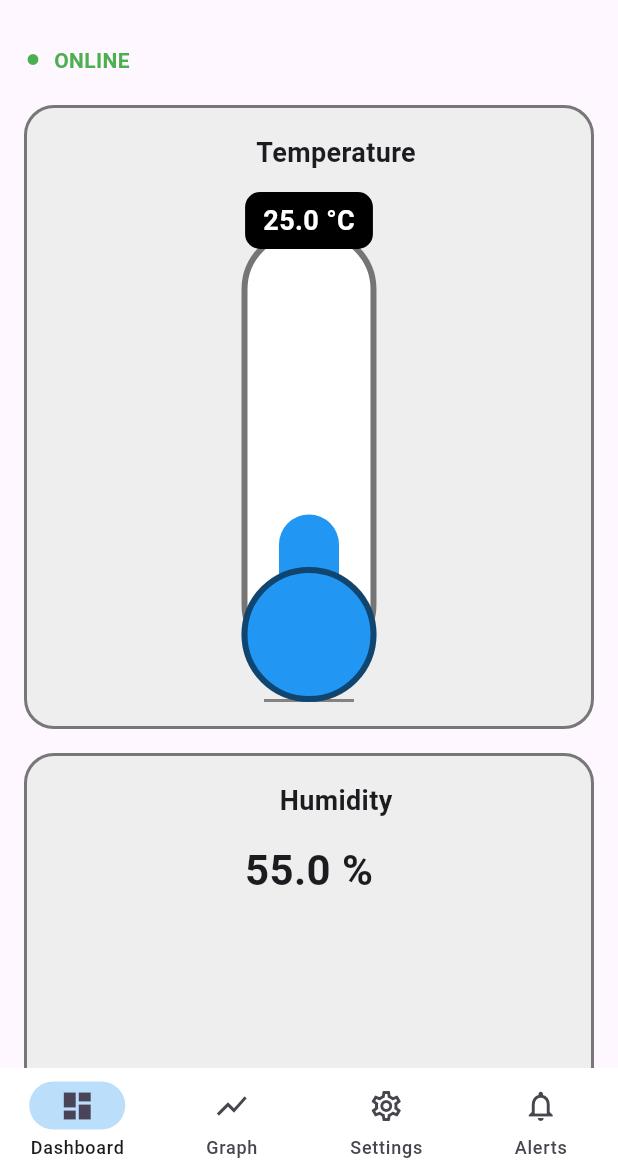
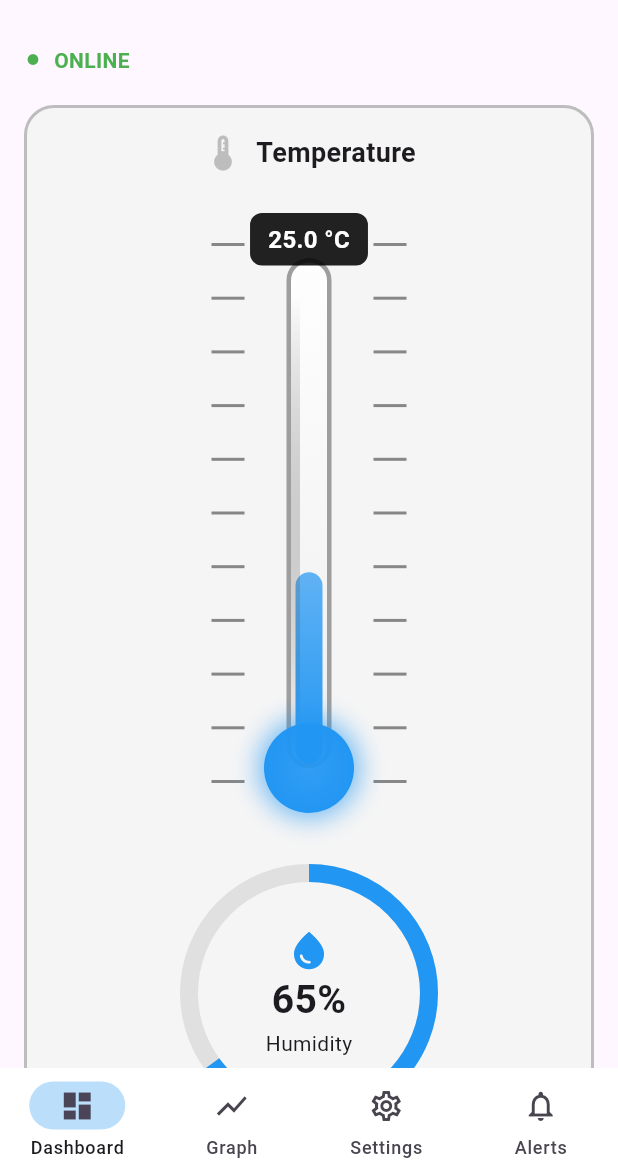
Before and after one commit to SaiMehtre/temp-humidity-monitor, a Flutter app: the screen it shows after launch, on a phone screen of 412 x 824 dp, the part 63-1236 px from its top. Run offline on Flutter 3.47's test engine with Material 3 defaults, Android fonts, the phone set to English and light mode, and no system bars; our stand-ins replace audioplayers, csv, fl_chart, flutter_local_notifications, flutter_riverpod, hive and 1 more; missing offline and left inert: excel; accounts and stored records are empty.

Commit message:
feat: implement animated SensorCard with thermometer and humidity gauge

```diff
--- a/lib/presentation/widgets/combined_chart.dart
+++ b/lib/presentation/widgets/combined_chart.dart
@@ -36,7 +36,6 @@ class CombinedBarChart extends ConsumerWidget {
 
     final yMax = (tempMax > humidityMax ? tempMax : humidityMax) * 1.2;
 
-    // Dynamic interval for X-axis labels
     int interval = 1;
     if (maxX > 20) interval = (maxX / 10).ceil();
     if (maxX > 50) interval = (maxX / 15).ceil();
@@ -46,11 +45,21 @@ class CombinedBarChart extends ConsumerWidget {
       child: BarChart(
         BarChartData(
           maxY: yMax,
+          minY: 0,
           gridData: FlGridData(show: true),
           borderData: FlBorderData(border: Border.all(color: Colors.grey)),
           titlesData: FlTitlesData(
             leftTitles: AxisTitles(
-              sideTitles: SideTitles(showTitles: true, interval: yMax / 5),
+              sideTitles: SideTitles(
+                showTitles: true,
+                interval: yMax / 5,
+                getTitlesWidget: (value, meta) {
+                  return Text(
+                    value.toInt().toString(), // ✅ force integers
+                    style: const TextStyle(fontSize: 10),
+                  );
+                },
+              ),
             ),
             bottomTitles: AxisTitles(
               sideTitles: SideTitles(
--- /dev/null
+++ b/lib/presentation/widgets/humidity_gauge.dart
@@ -0,0 +1,53 @@
+import 'dart:math';
+import 'package:flutter/material.dart';
+
+class HumidityGauge extends StatelessWidget {
+  final double humidity;
+
+  const HumidityGauge({
+    super.key,
+    required this.humidity,
+  });
+
+  @override
+  Widget build(BuildContext context) {
+    return SizedBox(
+      height: 180,
+      width: 180,
+      child: Stack(
+        alignment: Alignment.center,
+        children: [
+
+          /// Background Circle
+          SizedBox(
+            height: 160,
+            width: 160,
+            child: CircularProgressIndicator(
+              value: humidity / 100,
+              strokeWidth: 12,
+              backgroundColor: Colors.grey.shade300,
+              valueColor:
+                  const AlwaysStoppedAnimation<Color>(Colors.blue),
+            ),
+          ),
+
+          /// Value Text
+          Column(
+            mainAxisAlignment: MainAxisAlignment.center,
+            children: [
+              const Icon(Icons.water_drop, color: Colors.blue, size: 30),
+              Text(
+                "${humidity.toStringAsFixed(0)}%",
+                style: const TextStyle(
+                  fontSize: 26,
+                  fontWeight: FontWeight.bold,
+                ),
+              ),
+              const Text("Humidity")
+            ],
+          ),
+        ],
+      ),
+    );
+  }
+}
--- a/lib/presentation/widgets/sensor_card.dart
+++ b/lib/presentation/widgets/sensor_card.dart
@@ -1,7 +1,7 @@
 import 'package:flutter/material.dart';
-// import 'package:auto_size_text/auto_size_text.dart';
 import '../../data/models/alert_type.dart';
 import 'thermometer_tube.dart';
+import 'humidity_gauge.dart';
 
 class SensorCard extends StatefulWidget {
   final String title;
@@ -25,18 +25,23 @@ class _SensorCardState extends State<SensorCard>
     with SingleTickerProviderStateMixin {
 
   late AnimationController _controller;
+  late Animation<double> _scaleAnimation;
 
   @override
   void initState() {
     super.initState();
 
-    _controller = AnimationController(
+    this._controller = AnimationController(
       vsync: this,
       duration: const Duration(milliseconds: 800),
     );
 
-    if (widget.alertType != AlertType.normal) {
-      _controller.repeat(reverse: true);
+    this._scaleAnimation = Tween<double>(begin: 1, end: 1.04).animate(
+      CurvedAnimation(parent: this._controller, curve: Curves.easeInOut),
+    );
+
+    if (this.widget.alertType != AlertType.normal) {
+      this._controller.repeat(reverse: true);
     }
   }
 
@@ -44,70 +49,93 @@ class _SensorCardState extends State<SensorCard>
   void didUpdateWidget(covariant SensorCard oldWidget) {
     super.didUpdateWidget(oldWidget);
 
-    if (widget.alertType != AlertType.normal) {
-      _controller.repeat(reverse: true);
+    if (this.widget.alertType != AlertType.normal) {
+      this._controller.repeat(reverse: true);
     } else {
-      _controller.stop();
+      this._controller.stop();
+      this._controller.reset();
     }
   }
 
   @override
   void dispose() {
-    _controller.dispose();
+    this._controller.dispose();
     super.dispose();
   }
 
   Color getBorderColor() {
-    switch (widget.alertType) {
+    switch (this.widget.alertType) {
       case AlertType.low:
-        return Colors.blue;
+        return Colors.orange;
       case AlertType.high:
         return Colors.red;
       case AlertType.normal:
-        return Colors.transparent;
+        return Colors.grey.shade400;
     }
   }
 
   Color getBackgroundColor() {
-    switch (widget.alertType) {
+    switch (this.widget.alertType) {
       case AlertType.low:
-        return Colors.blue.shade50;
+        return Colors.orange.shade50;
       case AlertType.high:
         return Colors.red.shade50;
       case AlertType.normal:
-        return Colors.grey.shade200;
+        return Colors.grey.shade100;
     }
+  }
+
+  double getTemperature() {
+    return double.tryParse(
+          this.widget.value.replaceAll(RegExp('[^0-9.-]'), ''),
+        ) ??
+        0;
   }
 
   @override
   Widget build(BuildContext context) {
     return AnimatedBuilder(
-      animation: _controller,
+      animation: this._controller,
       builder: (context, child) {
-        return Container(
+        return Transform.scale(
+          scale: this.widget.alertType == AlertType.normal
+              ? 1
+              : this._scaleAnimation.value,
+          child: Container(
             padding: const EdgeInsets.all(16),
-          constraints: const BoxConstraints(
-            minHeight: 380,
-          ),
+            constraints: const BoxConstraints(minHeight: 380),
             decoration: BoxDecoration(
               color: getBackgroundColor(),
               borderRadius: BorderRadius.circular(20),
               border: Border.all(
-              color: getBorderColor()
-                  .withOpacity(0.5 + (_controller.value * 0.5)),
+                color: getBorderColor(),
                 width: 2,
               ),
+              boxShadow: [
+                if (this.widget.alertType != AlertType.normal)
+                  BoxShadow(
+                    color: getBorderColor().withOpacity(0.4),
+                    blurRadius: 20,
+                    spreadRadius: 3,
+                  )
+              ],
             ),
             child: Column(
+              mainAxisSize: MainAxisSize.min,
               children: [
 
+                /// HEADER
                 Row(
                   mainAxisAlignment: MainAxisAlignment.center,
                   children: [
-                  Icon(widget.icon, color: getBorderColor(), size: 28),
+                    Icon(
+                      this.widget.icon,
+                      color: getBorderColor(),
+                      size: 28,
+                    ),
                     const SizedBox(width: 8),
                     Text(
-                    widget.title,
+                      this.widget.title,
                       style: const TextStyle(
                         fontSize: 18,
                         fontWeight: FontWeight.bold,
@@ -116,29 +144,63 @@ class _SensorCardState extends State<SensorCard>
                   ],
                 ),
 
-              const SizedBox(height: 12),
+                const SizedBox(height: 16),
 
-              if (widget.title == "Temperature")
-                ThermometerTube(
-                  temperature: double.tryParse(
-                        widget.value.replaceAll(RegExp('[^0-9.-]'), ''),
-                      ) ??
-                      0,
-                  alertType: widget.alertType,
+                /// SENSOR CONTENT
+                /// SENSOR CONTENT
+                if (this.widget.title == "Temperature")
+                  Column(
+                    children: [
+
+                      IndustrialThermometer(
+                        temperature: getTemperature(),
+                        alertType: this.widget.alertType,
+                      ),
+
+                      const SizedBox(height: 20),
+
+                      HumidityGauge(
+                        humidity: 65,
+                      ),
+
+                    ],
                   )
-                // IndustrialThermometer(
-                //   temperature: 42.5,
-                //   dangerTemp: 35,
-                // )
                 else
-                Text(
-                  widget.value,
+                  AnimatedSwitcher(
+                    duration: const Duration(milliseconds: 500),
+                    child: Text(
+                      this.widget.value,
+                      key: ValueKey(this.widget.value),
                       style: const TextStyle(
-                    fontSize: 28,
+                        fontSize: 32,
                         fontWeight: FontWeight.bold,
                       ),
                     ),
+                  ),
+
+                const SizedBox(height: 20),
+
+                /// STATUS LABEL
+                Container(
+                  padding: const EdgeInsets.symmetric(
+                    horizontal: 10,
+                    vertical: 4,
+                  ),
+                  decoration: BoxDecoration(
+                    color: getBorderColor().withOpacity(0.15),
+                    borderRadius: BorderRadius.circular(8),
+                  ),
+                  child: Text(
+                    this.widget.alertType.name.toUpperCase(),
+                    style: TextStyle(
+                      color: getBorderColor(),
+                      fontWeight: FontWeight.bold,
+                      fontSize: 12,
+                    ),
+                  ),
+                ),
               ],
+            )
           ),
         );
       },
--- a/lib/presentation/widgets/thermometer_tube.dart
+++ b/lib/presentation/widgets/thermometer_tube.dart
@@ -1,11 +1,11 @@
 import 'package:flutter/material.dart';
 import '../../data/models/alert_type.dart';
 
-class ThermometerTube extends StatelessWidget {
+class IndustrialThermometer extends StatelessWidget {
   final double temperature;
   final AlertType alertType;
 
-  const ThermometerTube({
+  const IndustrialThermometer({
     super.key,
     required this.temperature,
     required this.alertType,
@@ -36,99 +36,141 @@ class ThermometerTube extends StatelessWidget {
 
   @override
   Widget build(BuildContext context) {
-
-    final level = normalize();
-    final color = getColor();
+    final percent = normalize();
+    final mercuryColor = getColor();
 
     return SizedBox(
-      height: 340,
+      width: 130,
+      height: 420,
       child: Stack(
         alignment: Alignment.center,
         children: [
 
           /// SCALE MARKS
           Positioned.fill(
+            child: Padding(
+              padding: const EdgeInsets.symmetric(vertical: 30),
               child: Column(
                 mainAxisAlignment: MainAxisAlignment.spaceBetween,
                 children: List.generate(
                   11,
                   (i) => Row(
-                  mainAxisAlignment: MainAxisAlignment.center,
+                    mainAxisAlignment: MainAxisAlignment.spaceBetween,
                     children: [
-                    Container(
-                      width: 30,
-                      height: 2,
-                      color: Colors.black45,
-                    ),
-                    // const SizedBox(width: 30),
-                    Container(
-                      width: 30,
-                      height: 2,
-                      color: Colors.black45,
-                    ),
+                      Container(width: 22, height: 2, color: Colors.black45),
+                      Container(width: 22, height: 2, color: Colors.black45),
                     ],
                   ),
                 ),
               ),
             ),
+          ),
 
-          /// OUTER TUBE
+          /// GLASS TUBE
           Container(
-            width: 90,
-            height: 290,
+            width: 30,
+            height: 340,
             decoration: BoxDecoration(
-              border: Border.all(color: Colors.black54, width: 4),
-              borderRadius: BorderRadius.circular(40),
-              color: Colors.white,
+              borderRadius: BorderRadius.circular(20),
+              border: Border.all(color: Colors.grey.shade500, width: 3),
+              gradient: LinearGradient(
+                colors: [
+                  Colors.white.withOpacity(0.9),
+                  Colors.grey.shade200,
+                ],
+                begin: Alignment.topCenter,
+                end: Alignment.bottomCenter,
               ),
             ),
 
-          /// MERCURY FILL
-          Positioned(
-            bottom: 35,
-            child: AnimatedContainer(
-              duration: const Duration(milliseconds: 500),
-              width: 40,
-              height: 240 * level,
+            child: Stack(
+              alignment: Alignment.bottomCenter,
+              children: [
+
+                /// MERCURY
+                AnimatedContainer(
+                  duration: const Duration(milliseconds: 700),
+                  width: 18,
+                  height: 340 * percent,
                   decoration: BoxDecoration(
-                color: color,
-                borderRadius: BorderRadius.circular(20),
+                    borderRadius: BorderRadius.circular(12),
+                    gradient: LinearGradient(
+                      colors: [
+                        mercuryColor.withOpacity(0.7),
+                        mercuryColor,
+                      ],
+                      begin: Alignment.topCenter,
+                      end: Alignment.bottomCenter,
                     ),
+                  ),
+                ),
+
+                /// GLASS SHINE
+                Align(
+                  alignment: Alignment.centerLeft,
+                  child: Container(
+                    width: 6,
+                    margin: const EdgeInsets.symmetric(vertical: 20),
+                    decoration: BoxDecoration(
+                      borderRadius: BorderRadius.circular(10),
+                      gradient: LinearGradient(
+                        colors: [
+                          Colors.white.withOpacity(0.7),
+                          Colors.transparent,
+                        ],
+                        begin: Alignment.topCenter,
+                        end: Alignment.bottomCenter,
+                      ),
+                    ),
+                  ),
+                ),
+              ],
             ),
           ),
 
           /// BULB
           Positioned(
-            bottom: 0,
+            bottom: 10,
             child: Container(
-              width: 90,
-              height: 90,
+              width: 60,
+              height: 60,
               decoration: BoxDecoration(
                 shape: BoxShape.circle,
-                color: color,
-                border: Border.all(color: Colors.black54, width: 4),
+                gradient: RadialGradient(
+                  colors: [
+                    mercuryColor.withOpacity(0.8),
+                    mercuryColor,
+                  ],
+                ),
+                boxShadow: [
+                  BoxShadow(
+                    color: mercuryColor.withOpacity(0.6),
+                    blurRadius: 14,
+                    spreadRadius: 4,
+                  )
+                ],
               ),
             ),
           ),
 
           /// TEMPERATURE TEXT
           Positioned(
-            top: 0,
+            top: 10,
             child: Container(
               padding: const EdgeInsets.symmetric(
                 horizontal: 12,
                 vertical: 6,
               ),
               decoration: BoxDecoration(
-                color: Colors.black,
-                borderRadius: BorderRadius.circular(10),
+                color: Colors.black87,
+                borderRadius: BorderRadius.circular(8),
               ),
               child: Text(
                 "${temperature.toStringAsFixed(1)} °C",
                 style: const TextStyle(
                   color: Colors.white,
-                  fontSize: 18,
                   fontWeight: FontWeight.bold,
+                  fontSize: 16,
                 ),
               ),
             ),
```
Lines whose indentation alone changed are shown as unchanged.
